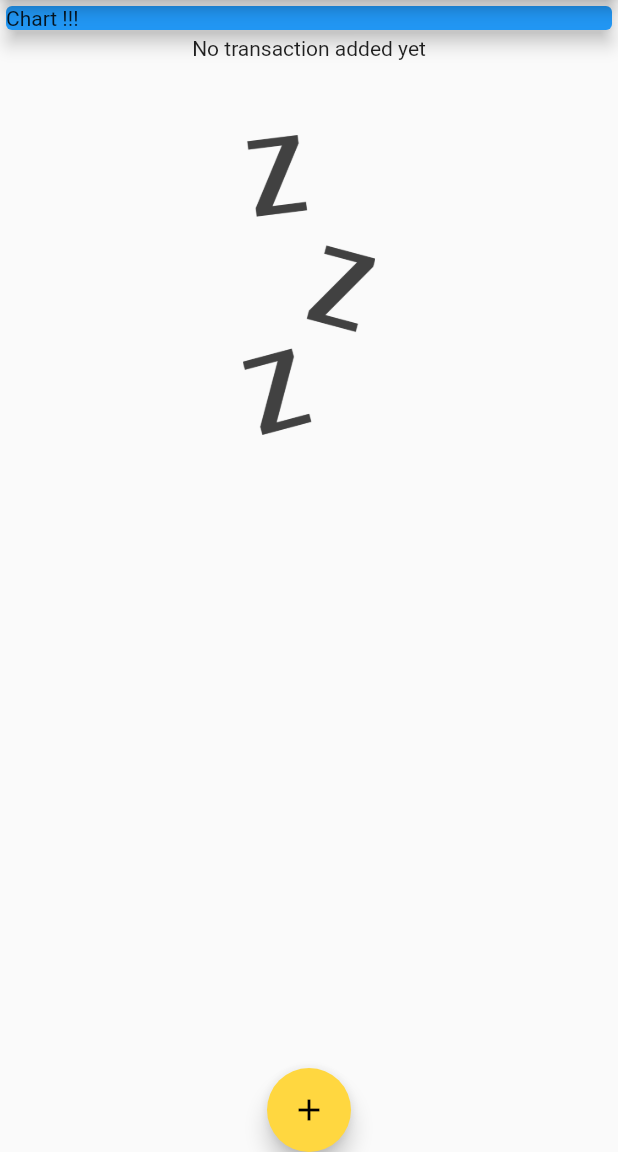
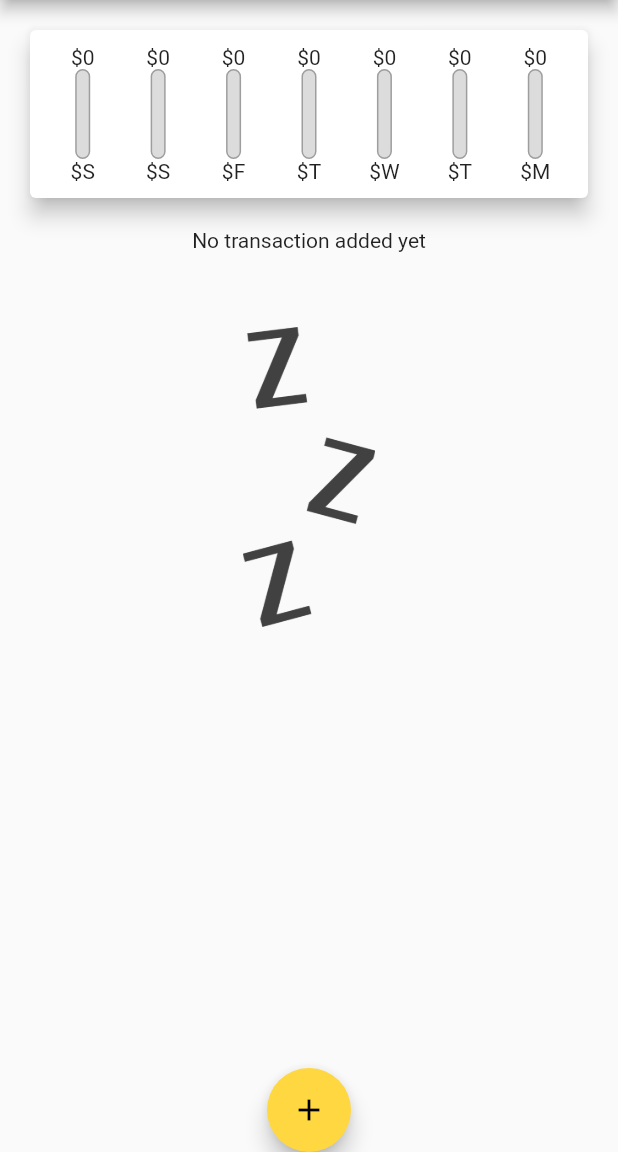
Before and after one commit to ARUNMOHAN9/mock-expense-app-flutter, a Flutter app: the screen it shows after launch, on a phone screen of 412 x 824 dp, the part 84-1236 px from its top. Run offline on Flutter 3.47's test engine with Material 2 defaults, Android fonts, the phone set to English and light mode, and no system bars; Roboto replaces fonts that are missing (Noto).

Commit message:
added chart widget

```diff
--- a/lib/main.dart
+++ b/lib/main.dart
@@ -1,4 +1,6 @@
 import 'package:flutter/material.dart';
+
+import './widgets/chart.dart';
 import './widgets/new_transaction.dart';
 import './widgets/transaction_list.dart';
 
@@ -41,67 +43,17 @@ class MyHomePage extends StatefulWidget {
 
 class _MyHomePageState extends State<MyHomePage> {
   final List<Transaction> _userTransactions = [
-    // Transaction(
-    //   id: '121',
-    //   amount: 66.66,
-    //   title: 'New Shoes',
-    //   date: DateTime.now(),
-    // ),
-    // Transaction(
-    //   id: '121',
-    //   amount: 66.66,
-    //   title: 'New Shoes',
-    //   date: DateTime.now(),
-    // ),
-    // Transaction(
-    //   id: '121',
-    //   amount: 66.66,
-    //   title: 'New Shes',
-    //   date: DateTime.now(),
-    // ),
-    // Transaction(
-    //   id: '121',
-    //   amount: 66.66,
-    //   title: 'New Shoes',
-    //   date: DateTime.now(),
-    // ),
-    // Transaction(
-    //   id: '121',
-    //   amount: 66.66,
-    //   title: 'New Shoes',
-    //   date: DateTime.now(),
-    // ),
-    // Transaction(
-    //   id: '121',
-    //   amount: 66.66,
-    //   title: 'New Shoes',
-    //   date: DateTime.now(),
-    // ),
-    // Transaction(
-    //   id: '121',
-    //   amount: 66.66,
-    //   title: 'New Shoes',
-    //   date: DateTime.now(),
-    // ),
-    // Transaction(
-    //   id: '121',
-    //   amount: 66.66,
-    //   title: 'New Shoes',
-    //   date: DateTime.now(),
-    // ),
-    // Transaction(
-    //   id: '121',
-    //   amount: 66.66,
-    //   title: 'New Shoes',
-    //   date: DateTime.now(),
-    // ),
-    // Transaction(
-    //   id: '135',
-    //   amount: 55.66,
-    //   title: 'New Shirt',
-    //   date: DateTime.now(),
-    // ),
   ];
+
+  List<Transaction> get _recentTransactions {
+    return _userTransactions.where((element) {
+      return element.date.isAfter(
+        DateTime.now().subtract(
+          Duration(days: 7),
+        ),
+      );
+    }).toList();
+  }
 
   void _addTransaction(String title, double amount) {
     final obj = new Transaction(
@@ -139,14 +91,7 @@ class _MyHomePageState extends State<MyHomePage> {
         // mainAxisAlignment: MainAxisAlignment.spaceBetween,
         crossAxisAlignment: CrossAxisAlignment.center,
         children: <Widget>[
-          Container(
-            width: double.infinity,
-            child: Card(
-              color: Colors.blue,
-              child: Text('Chart !!!'),
-              elevation: 5,
-            ),
-          ),
+          Chart(_recentTransactions),
           TransactionList(_userTransactions),
         ],
       ),
--- /dev/null
+++ b/lib/widgets/chart.dart
@@ -0,0 +1,60 @@
+import 'package:flutter/material.dart';
+import 'package:intl/intl.dart';
+import 'package:mock_expense_app_flutter/widgets/chart_bar.dart';
+import '../models/transaction.dart';
+
+class Chart extends StatelessWidget {
+  final List<Transaction> recentTransaction;
+
+  Chart(this.recentTransaction);
+
+  List<Map<String, Object>> get groupedTxnValues {
+    return List.generate(7, (index) {
+      final weekDay = DateTime.now().subtract(Duration(days: index));
+
+      double total = 0.0;
+
+      for (var i = 0; i < recentTransaction.length; i++) {
+        if (recentTransaction[i].date.day == weekDay.day &&
+            recentTransaction[i].date.month == weekDay.month &&
+            recentTransaction[i].date.year == weekDay.year) {
+          total += recentTransaction[i].amount;
+        }
+      }
+
+      return {
+        'day': DateFormat.E().format(weekDay).substring(0, 1),
+        'amount': total,
+      };
+    });
+  }
+
+  double get maxSpending {
+    return recentTransaction.fold(0.0, (sum, element) => sum += element.amount);
+  }
+
+  @override
+  Widget build(BuildContext context) {
+    return Card(
+      elevation: 6,
+      margin: EdgeInsets.all(20),
+      child: Padding(
+        padding: EdgeInsets.fromLTRB(10, 10, 10, 10),
+        child: Row(
+          mainAxisAlignment: MainAxisAlignment.spaceAround,
+          children: groupedTxnValues
+              .map((e) => Flexible(
+                fit: FlexFit.tight,
+                    child: ChartBar(
+                        e['day'],
+                        e['amount'],
+                        maxSpending == 0.0
+                            ? 0.0
+                            : (e['amount'] as double) / maxSpending),
+                  ))
+              .toList(),
+        ),
+      ),
+    );
+  }
+}
--- /dev/null
+++ b/lib/widgets/chart_bar.dart
@@ -0,0 +1,48 @@
+import 'package:flutter/material.dart';
+
+class ChartBar extends StatelessWidget {
+  final String label;
+  final double spendAmount;
+  final double spendPercent;
+
+  ChartBar(this.label, this.spendAmount, this.spendPercent);
+
+  @override
+  Widget build(BuildContext context) {
+    return Column(
+      children: <Widget>[
+        FittedBox(
+          child: Text('\$${this.spendAmount.toStringAsFixed(0)}'),
+        ),
+        Container(
+          height: 60,
+          width: 10,
+          child: Stack(
+            children: <Widget>[
+              Container(
+                decoration: BoxDecoration(
+                  border: Border.all(
+                    color: Colors.grey,
+                    width: 1,
+                  ),
+                  color: Color.fromRGBO(220, 220, 220, 1),
+                  borderRadius: BorderRadius.circular(10),
+                ),
+              ),
+              FractionallySizedBox(
+                heightFactor: spendPercent,
+                child: Container(
+                  decoration: BoxDecoration(
+                    color: Theme.of(context).primaryColor,
+                    borderRadius: BorderRadius.circular(10),
+                  ),
+                ),
+              )
+            ],
+          ),
+        ),
+        Text('\$${this.label}'),
+      ],
+    );
+  }
+}
--- a/lib/widgets/transaction_home.dart
+++ /dev/null
@@ -1,21 +0,0 @@
-import 'package:flutter/material.dart';
-
-
-
-class TransactionHome extends StatefulWidget {
-  @override
-  _TransactionHomeState createState() => _TransactionHomeState();
-}
-
-class _TransactionHomeState extends State<TransactionHome> {
-
-  @override
-  Widget build(BuildContext context) {
-    return Column(
-      children: <Widget>[
-        // NewTransaction(_addTransaction),
-        // TransactionList(_userTransactions),
-      ],
-    );
-  }
-}
```
Also changed, not shown: lib/transaction-item.dart (deleted, +0 -40 lines).
